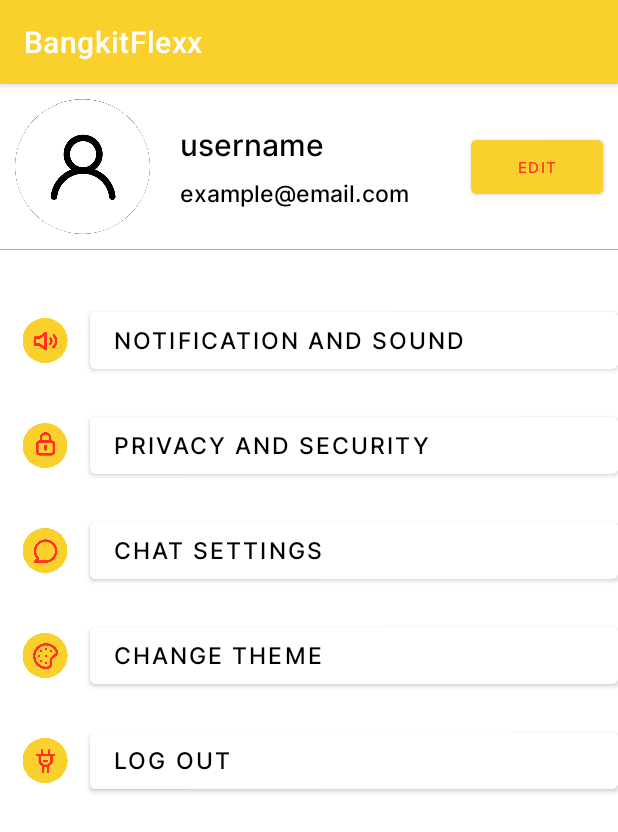
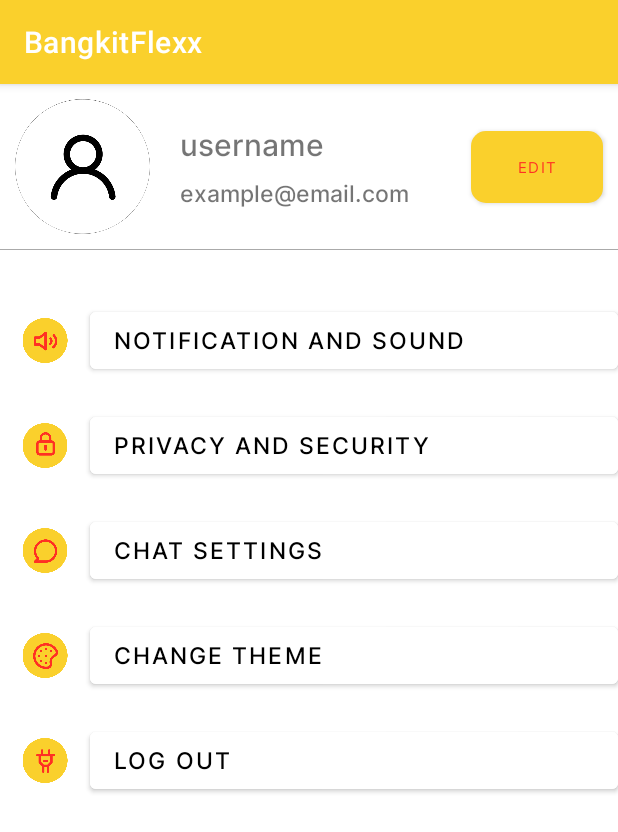
Before and after one commit to IbramBachri/BangkitFlexx, an Android app: the SettingsActivity screen opened directly, with no data from a screen before it, on a phone screen of 412 x 824 dp. Shown: the top 832 px of the screen. Run offline under Robolectric (Android 15) with nearby library versions, the phone set to English and light mode, and no system bars; our stand-ins replace CircleImageView, Firebase (no records; nobody signed in at launch, a user with empty details on screens opened directly); libraries missing offline, so code that uses them is left out: com.xwray.groupie; 1 statement that could not run was skipped.

Commit message:
fix logo, theme color, manifest, nav drawer.

```diff
--- a/app/src/main/res/layout/activity_settings.xml
+++ b/app/src/main/res/layout/activity_settings.xml
@@ -49,14 +49,16 @@
 
     <Button
         android:id="@+id/btn_edt_profile"
-        style="@style/regular_10_red"
+        style="@style/regular_10"
+        android:textColor="?attr/colorSecondary"
         android:layout_width="wrap_content"
         android:layout_height="wrap_content"
         android:layout_marginEnd="10dp"
-        android:backgroundTint="@color/yellow"
+        android:background="@drawable/rect_oval_white"
+        android:backgroundTint="?attr/colorPrimary"
         android:gravity="center"
         android:text="Edit"
-        app:circularflow_radiusInDP="20"
+        app:circularflow_radiusInDP="50"
         app:layout_constraintBottom_toTopOf="@+id/line"
         app:layout_constraintEnd_toEndOf="parent"
         app:layout_constraintHorizontal_bias="1.0"
--- a/app/src/main/res/layout/nav_header_nav_draw.xml
+++ b/app/src/main/res/layout/nav_header_nav_draw.xml
@@ -4,8 +4,7 @@
     xmlns:tools="http://schemas.android.com/tools"
     android:layout_width="match_parent"
     android:layout_height="@dimen/nav_header_height"
-    android:background="@drawable/side_nav_bar"
-    android:backgroundTint="@color/yellow"
+    android:background="?attr/colorPrimary"
     android:gravity="bottom"
     android:orientation="vertical"
     android:paddingLeft="@dimen/activity_horizontal_margin"
--- a/app/src/main/res/values-night/themes.xml
+++ b/app/src/main/res/values-night/themes.xml
@@ -2,15 +2,15 @@
     <!-- Base application theme. -->
     <style name="Theme.BangkitFlexx" parent="Theme.MaterialComponents.DayNight.DarkActionBar">
         <!-- Primary brand color. -->
-        <item name="colorPrimary">@color/purple_200</item>
-        <item name="colorPrimaryVariant">@color/purple_700</item>
+        <item name="colorPrimary">#7A7A7A</item>
+        <item name="colorPrimaryVariant">#222222</item>
         <item name="colorOnPrimary">@color/black</item>
         <!-- Secondary brand color. -->
-        <item name="colorSecondary">@color/teal_200</item>
-        <item name="colorSecondaryVariant">@color/teal_200</item>
+        <item name="colorSecondary">#144AD3</item>
+        <item name="colorSecondaryVariant">#00288F</item>
         <item name="colorOnSecondary">@color/black</item>
         <!-- Status bar color. -->
-        <item name="android:statusBarColor" tools:targetApi="l">?attr/colorPrimaryVariant</item>
+        <item name="android:statusBarColor" tools:targetApi="l">?attr/colorPrimary</item>
         <!-- Customize your theme here. -->
     </style>
 </resources>
--- a/app/src/main/res/values/styles.xml
+++ b/app/src/main/res/values/styles.xml
@@ -12,14 +12,10 @@
     </style>
     <style name="regular_15" >
         <item name="android:fontFamily">@font/inter_regular</item>
-        <item name="android:gravity">center_horizontal</item>
-        <item name="android:textColor">@color/black</item>
         <item name="android:textSize">15sp</item>
     </style>
     <style name="regular_25" >
         <item name="android:fontFamily">@font/inter_regular</item>
-        <item name="android:gravity">center_horizontal</item>
-        <item name="android:textColor">@color/black</item>
         <item name="android:textSize">25sp</item>
     </style>
 
@@ -53,26 +49,24 @@
     <style name="medium_15_alpha80" >
         <item name="android:fontFamily">@font/inter_medium</item>
         <item name="android:gravity">left</item>
-        <item name="android:textColor">@color/black</item>
         <item name="android:textSize">15sp</item>
         <item name="android:alpha">80</item>
     </style>
     <style name="medium_20_alpha80" >
         <item name="android:fontFamily">@font/inter_medium</item>
         <item name="android:gravity">left</item>
-        <item name="android:textColor">@color/black</item>
         <item name="android:textSize">20sp</item>
         <item name="android:alpha">80</item>
     </style>
 
     <style name="regular_10_white" >
-        <item name="android:fontFamily">@font/inter_medium</item>
+        <item name="android:fontFamily">@font/inter_regular</item>
         <item name="android:gravity">center_horizontal</item>
         <item name="android:textColor">@color/white</item>
         <item name="android:textSize">10sp</item>
     </style>
     <style name="regular_12_white" >
-        <item name="android:fontFamily">@font/inter_medium</item>
+        <item name="android:fontFamily">@font/inter_regular</item>
         <item name="android:gravity">left</item>
         <item name="android:textColor">@color/white</item>
         <item name="android:textSize">12sp</item>
@@ -85,21 +79,27 @@
         <item name="android:textSize">15sp</item>
     </style>
 
+    <style name="bold_10" >
+        <item name="android:fontFamily">@font/inter_bold</item>
+        <item name="android:gravity">left</item>
+        <item name="android:textSize">10sp</item>
+    </style>
+
     <style name="bold_17_white" >
-        <item name="android:fontFamily">@font/inter_medium</item>
+        <item name="android:fontFamily">@font/inter_bold</item>
         <item name="android:gravity">left</item>
         <item name="android:textColor">@color/white</item>
         <item name="android:textSize">17sp</item>
     </style>
     <style name="bold_20_white" >
-        <item name="android:fontFamily">@font/inter_medium</item>
+        <item name="android:fontFamily">@font/inter_bold</item>
         <item name="android:gravity">left</item>
         <item name="android:textColor">@color/white</item>
         <item name="android:textSize">20sp</item>
     </style>
 
     <style name="regular_10_red" >
-        <item name="android:fontFamily">@font/inter_medium</item>
+        <item name="android:fontFamily">@font/inter_bold</item>
         <item name="android:gravity">center_horizontal</item>
         <item name="android:textColor">@color/red</item>
         <item name="android:textSize">10sp</item>
@@ -107,7 +107,10 @@
     <style name="AppTheme.PopupOverlay" parent="ThemeOverlay.MaterialComponents.Light" />
     <style name="AppTheme.AppBarOverlay" parent="ThemeOverlay.MaterialComponents.Dark.ActionBar" />
 
-    <style name="SplashTheme" parent="Theme.AppCompat.Light.NoActionBar">
-        <item name="android:windowBackground">@drawable/splash_screen_background</item>
+
+    <style name="regular_10">
+        <item name="android:fontFamily">@font/inter_regular</item>
+        <item name="android:gravity">center_horizontal</item>
+        <item name="android:textSize">10sp</item>
     </style>
 </resources>
--- a/app/src/main/res/values/themes.xml
+++ b/app/src/main/res/values/themes.xml
@@ -3,14 +3,14 @@
     <style name="Theme.BangkitFlexx" parent="Theme.MaterialComponents.DayNight.DarkActionBar">
         <!-- Primary brand color. -->
         <item name="colorPrimary">@color/yellow</item>
-        <item name="colorPrimaryVariant">@color/red</item>
-        <item name="colorOnPrimary">@color/white</item>
+        <item name="colorPrimaryVariant">#FFAB00</item>
+        <item name="colorOnPrimary">#FFF798</item>
         <!-- Secondary brand color. -->
-        <item name="colorSecondary">#292929</item>
-        <item name="colorSecondaryVariant">#5E5E5E</item>
-        <item name="colorOnSecondary">@color/black</item>
+        <item name="colorSecondary">@color/red</item>
+        <item name="colorSecondaryVariant">#FF1E1E</item>
+        <item name="colorOnSecondary">#FD6464</item>
         <!-- Status bar color. -->
-        <item name="android:statusBarColor" tools:targetApi="l">?attr/colorPrimaryVariant</item>
+        <item name="android:statusBarColor" tools:targetApi="l">?attr/colorPrimary</item>
         <!-- Customize your theme here. -->
     </style>
 
```
Also changed, not shown: app/src/main/AndroidManifest.xml (+10 -4 lines).
